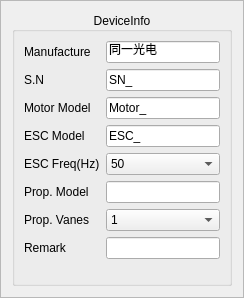
eshenhu/QtDemo, file ui/testinfoconfig.ui: the form before one commit.
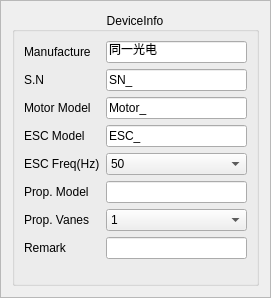
The form after the commit.

```diff
--- a/ui/testinfoconfig.ui
+++ b/ui/testinfoconfig.ui
@@ -6,7 +6,7 @@
    <rect>
     <x>0</x>
     <y>0</y>
-    <width>244</width>
+    <width>271</width>
     <height>298</height>
    </rect>
   </property>
@@ -26,6 +26,9 @@
    <enum>QFrame::Raised</enum>
   </property>
   <layout class="QVBoxLayout" name="verticalLayout">
+   <property name="sizeConstraint">
+    <enum>QLayout::SetMinimumSize</enum>
+   </property>
    <item>
     <widget class="QGroupBox" name="groupBox">
      <property name="title">
@@ -99,7 +102,13 @@
        </widget>
       </item>
       <item row="4" column="1">
-       <widget class="QComboBox" name="comboBox">
+       <widget class="QComboBox" name="ESCFreq_combox">
+        <property name="sizePolicy">
+         <sizepolicy hsizetype="Expanding" vsizetype="Fixed">
+          <horstretch>0</horstretch>
+          <verstretch>0</verstretch>
+         </sizepolicy>
+        </property>
         <item>
          <property name="text">
           <string>50</string>
@@ -130,7 +139,13 @@
        </widget>
       </item>
       <item row="6" column="1">
-       <widget class="QComboBox" name="comboBox_2">
+       <widget class="QComboBox" name="propVanes_combox">
+        <property name="sizePolicy">
+         <sizepolicy hsizetype="Expanding" vsizetype="Fixed">
+          <horstretch>0</horstretch>
+          <verstretch>0</verstretch>
+         </sizepolicy>
+        </property>
         <item>
          <property name="text">
           <string>1</string>
```
Left out of the diff: 12 changed lines with no effect on the pictures.
